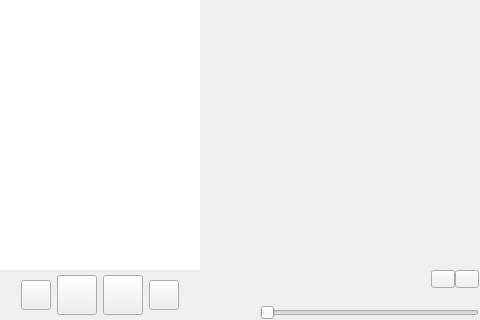
This is src/xamp/xamp.ui in billlin0904/xamp2 as Qt 5 draws it before an edit; both pictures show x 0 to 480 and y 289 to 609 of the 739 by 609 pixel window. The edited form follows.
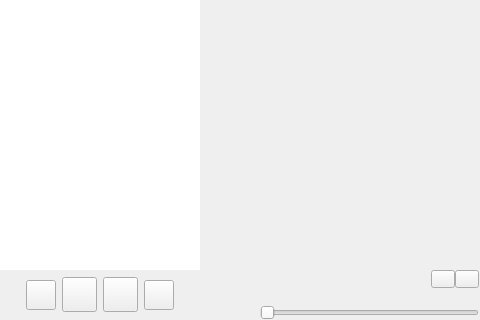
This is the edited form. Custom widgets are drawn as their Qt base class.

Diff of the .ui file:
```diff
--- a/src/xamp/xamp.ui
+++ b/src/xamp/xamp.ui
@@ -473,14 +473,14 @@
           <widget class="QToolButton" name="playButton">
            <property name="minimumSize">
             <size>
-             <width>40</width>
-             <height>40</height>
+             <width>35</width>
+             <height>35</height>
             </size>
            </property>
            <property name="maximumSize">
             <size>
-             <width>40</width>
-             <height>40</height>
+             <width>35</width>
+             <height>35</height>
             </size>
            </property>
            <property name="text">
@@ -492,14 +492,14 @@
           <widget class="QToolButton" name="stopButton">
            <property name="minimumSize">
             <size>
-             <width>40</width>
-             <height>40</height>
+             <width>35</width>
+             <height>35</height>
             </size>
            </property>
            <property name="maximumSize">
             <size>
-             <width>40</width>
-             <height>40</height>
+             <width>35</width>
+             <height>35</height>
             </size>
            </property>
            <property name="text">
```
